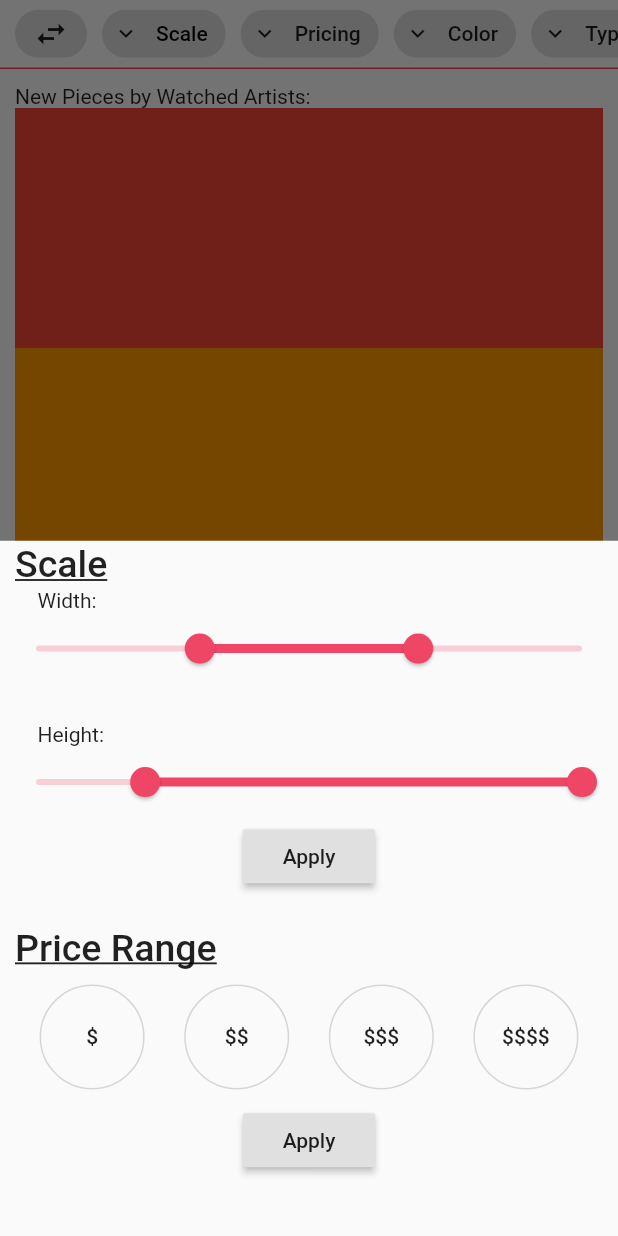
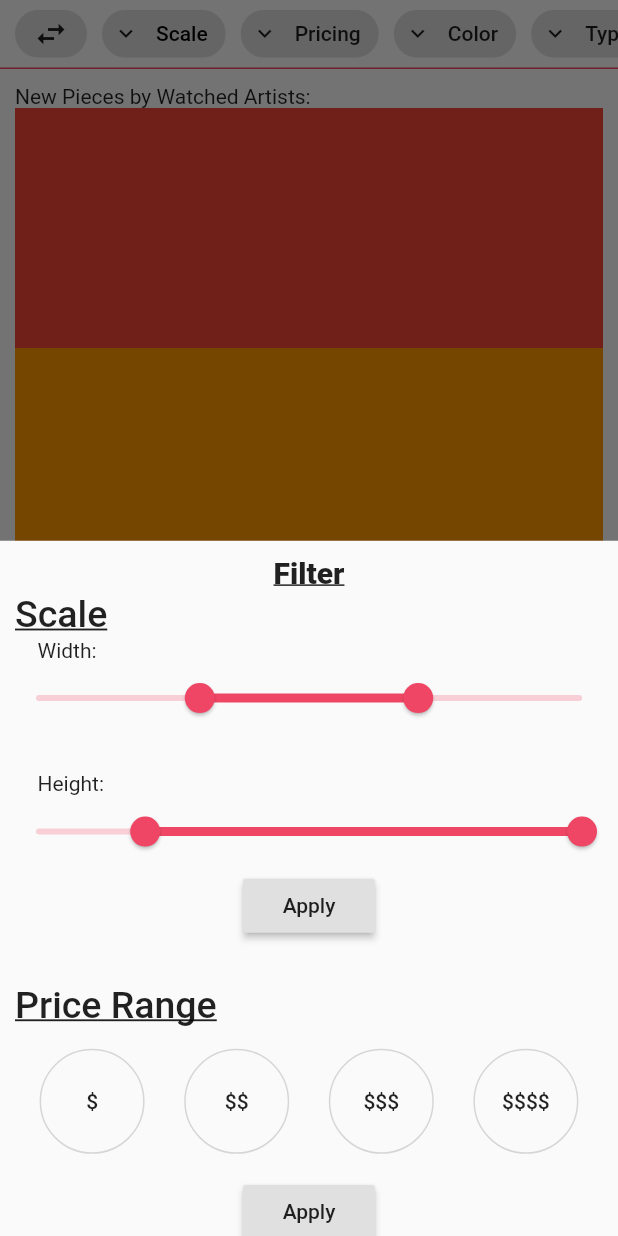
Before and after one commit to a-ng9/partial_gallery, a Flutter app: the BrowseScreen screen opened directly, after a tap on the "swap horiz" icon, on a phone screen of 412 x 824 dp. Run offline on Flutter 3.47's test engine with Material 2 defaults, Android fonts, the phone set to English and light mode, and no system bars.

Commit message:
ModalBottomSheet update

```diff
--- a/lib/widgets/filter_search.dart
+++ b/lib/widgets/filter_search.dart
@@ -32,11 +32,22 @@ class _ChipFiltersState extends State<ChipFilters> {
             showModalBottomSheet(
                 context: context,
                 builder: (BuildContext bc) {
-                  return Column(
-                    children: <Widget>[
-                      ScaleBottomSheetSwitch(),
-                      PriceBottomSheetSwitch(),
-                    ],
+                  return SingleChildScrollView(
+                    child: Column(
+                      children: <Widget>[
+                        SizedBox(height: 10),
+                        Center(
+                            child: Container(
+                                child: Text('Filter',
+                                    style: TextStyle(
+                                        fontSize: 20,
+                                        fontWeight: FontWeight.w900,
+                                        decoration:
+                                            TextDecoration.underline)))),
+                        ScaleBottomSheetSwitch(),
+                        PriceBottomSheetSwitch(),
+                      ],
+                    ),
                   );
                 });
           },
--- a/lib/widgets/price_bottomSheet.dart
+++ b/lib/widgets/price_bottomSheet.dart
@@ -108,7 +108,6 @@ class _PriceBottomSheetSwitch extends State<PriceBottomSheetSwitch> {
               Navigator.pop(context);
             },
           ),
-          SizedBox(height: 10)
         ],
       ),
     );
```
